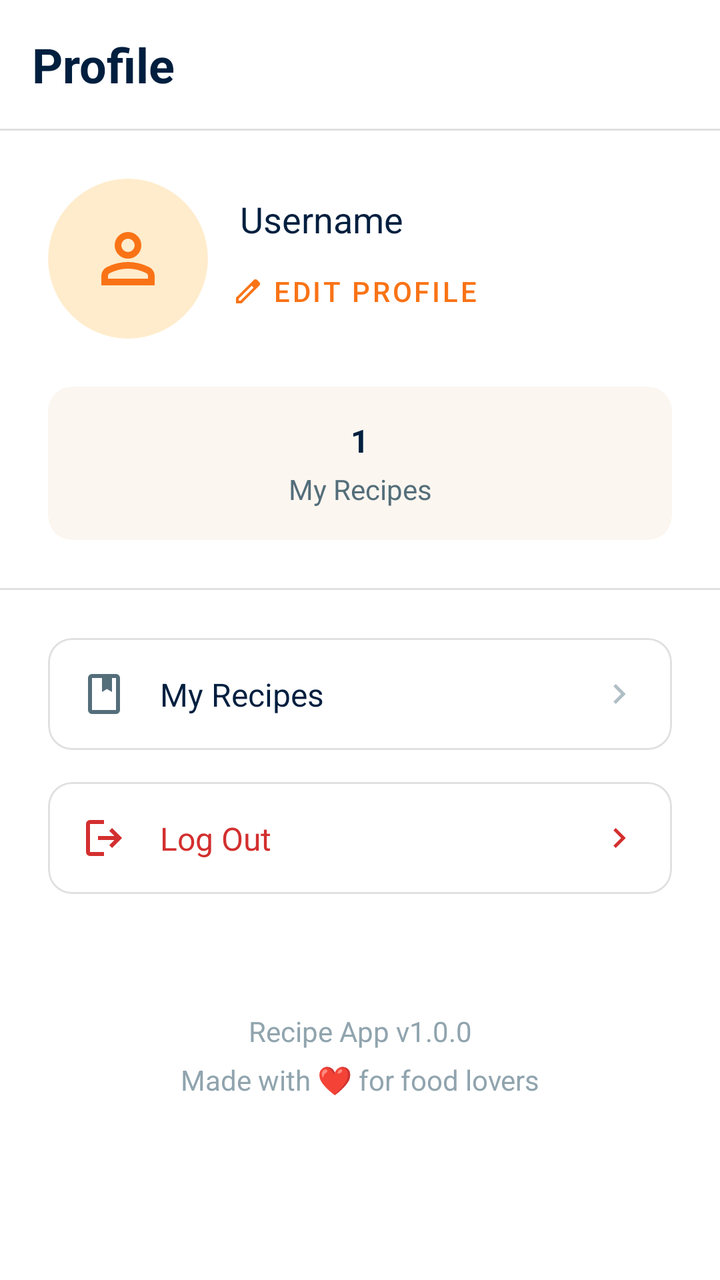
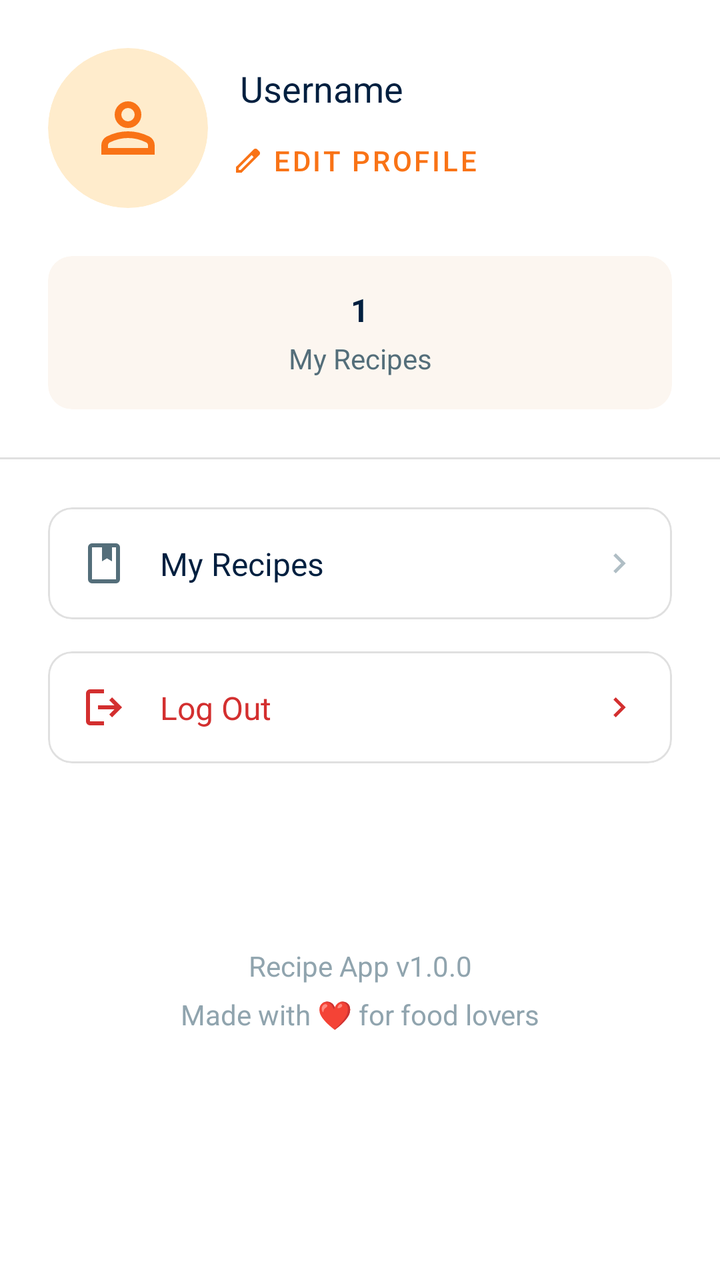

An Android layout rendered at two revisions. The XML below is the earlier revision; the diff shows what the commit changed to produce the second picture.
<!-- AndroidManifest.xml: application theme Theme.Plateful -->
<!-- res/layout/fragment_profile.xml -->
<?xml version="1.0" encoding="utf-8"?>
<androidx.constraintlayout.widget.ConstraintLayout
    xmlns:android="http://schemas.android.com/apk/res/android"
    xmlns:app="http://schemas.android.com/apk/res-auto"
    xmlns:tools="http://schemas.android.com/tools"
    android:layout_width="match_parent"
    android:layout_height="match_parent"
    android:background="#FFFFFF">

    <com.google.android.material.textview.MaterialTextView
        android:id="@+id/title_text_view"
        android:layout_width="wrap_content"
        android:layout_height="wrap_content"
        android:padding="16dp"
        android:text="@string/profile"
        android:textColor="#001F3F"
        android:textSize="24sp"
        android:textStyle="bold"
        app:layout_constraintStart_toStartOf="parent"
        app:layout_constraintTop_toTopOf="parent" />

    <com.google.android.material.divider.MaterialDivider
        android:id="@+id/divider_top"
        android:layout_width="match_parent"
        android:layout_height="wrap_content"
        app:dividerColor="@color/divider"
        app:layout_constraintTop_toBottomOf="@id/title_text_view" />

    <com.google.android.material.card.MaterialCardView
        android:id="@+id/avatar_card_view"
        android:layout_width="80dp"
        android:layout_height="80dp"
        android:layout_marginStart="24dp"
        android:layout_marginTop="24dp"
        app:cardBackgroundColor="#FFECCC"
        app:cardCornerRadius="40dp"
        app:cardElevation="0dp"
        app:strokeWidth="0dp"
        app:layout_constraintStart_toStartOf="parent"
        app:layout_constraintTop_toBottomOf="@id/divider_top">

        <com.google.android.material.imageview.ShapeableImageView
            android:id="@+id/avatar_image_view"
            android:layout_width="40dp"
            android:layout_height="40dp"
            android:layout_gravity="center"
            android:src="@drawable/ic_person"
            app:tint="@color/orange" />
    </com.google.android.material.card.MaterialCardView>

    <com.google.android.material.textview.MaterialTextView
        android:id="@+id/username"
        android:layout_width="wrap_content"
        android:layout_height="wrap_content"
        android:layout_marginStart="16dp"
        android:layout_marginTop="8dp"
        android:text="@string/username"
        android:textColor="#001F3F"
        android:textSize="18sp"
        app:layout_constraintStart_toEndOf="@id/avatar_card_view"
        app:layout_constraintTop_toTopOf="@id/avatar_card_view" />

    <com.google.android.material.button.MaterialButton
        android:id="@+id/edit_profile_button"
        style="@style/Widget.MaterialComponents.Button.TextButton.Icon"
        android:layout_width="wrap_content"
        android:layout_height="wrap_content"
        android:layout_marginStart="4dp"
        android:text="@string/edit_profile"
        android:textColor="@color/orange"
        android:textSize="14sp"
        app:icon="@drawable/ic_edit"
        app:iconSize="16dp"
        app:iconTint="@color/orange"
        app:layout_constraintStart_toEndOf="@id/avatar_card_view"
        app:layout_constraintTop_toBottomOf="@id/username" />

    <com.google.android.material.card.MaterialCardView
        android:id="@+id/my_recipes_count_card"
        android:layout_width="match_parent"
        android:layout_height="wrap_content"
        android:layout_marginHorizontal="24dp"
        android:layout_marginTop="24dp"
        app:cardBackgroundColor="#FCF6F0"
        app:cardCornerRadius="12dp"
        app:cardElevation="0dp"
        app:strokeWidth="0dp"
        app:layout_constraintEnd_toEndOf="parent"
        app:layout_constraintStart_toStartOf="parent"
        app:layout_constraintTop_toBottomOf="@id/avatar_card_view">

        <androidx.constraintlayout.widget.ConstraintLayout
            android:layout_width="match_parent"
            android:layout_height="wrap_content"
            android:padding="16dp">

            <com.google.android.material.textview.MaterialTextView
                android:id="@+id/my_recipes_count_text_view"
                android:layout_width="wrap_content"
                android:layout_height="wrap_content"
                android:text="1"
                android:textColor="#001F3F"
                android:textSize="16sp"
                android:textStyle="bold"
                app:layout_constraintEnd_toEndOf="parent"
                app:layout_constraintStart_toStartOf="parent"
                app:layout_constraintTop_toTopOf="parent" />

            <com.google.android.material.textview.MaterialTextView
                android:id="@+id/my_recipes_count_label_text_view"
                android:layout_width="wrap_content"
                android:layout_height="wrap_content"
                android:layout_marginTop="4dp"
                android:text="My Recipes"
                android:textColor="#546E7A"
                android:textSize="14sp"
                app:layout_constraintEnd_toEndOf="parent"
                app:layout_constraintStart_toStartOf="parent"
                app:layout_constraintTop_toBottomOf="@id/my_recipes_count_text_view" />
        </androidx.constraintlayout.widget.ConstraintLayout>
    </com.google.android.material.card.MaterialCardView>

    <com.google.android.material.divider.MaterialDivider
        android:id="@+id/divider_middle"
        android:layout_width="match_parent"
        android:layout_height="wrap_content"
        android:layout_marginTop="24dp"
        app:dividerColor="#E0E0E0"
        app:layout_constraintTop_toBottomOf="@id/my_recipes_count_card" />

    <com.google.android.material.card.MaterialCardView
        android:id="@+id/my_recipes_navigation_card"
        android:layout_width="match_parent"
        android:layout_height="wrap_content"
        android:layout_marginHorizontal="24dp"
        android:layout_marginTop="24dp"
        app:cardBackgroundColor="#FFFFFF"
        app:cardCornerRadius="12dp"
        app:cardElevation="0dp"
        app:strokeColor="#E0E0E0"
        app:strokeWidth="1dp"
        app:layout_constraintTop_toBottomOf="@id/divider_middle">

        <androidx.constraintlayout.widget.ConstraintLayout
            android:layout_width="match_parent"
            android:layout_height="wrap_content"
            android:padding="16dp">

            <com.google.android.material.imageview.ShapeableImageView
                android:id="@+id/my_recipes_navigation_image_view"
                android:layout_width="24dp"
                android:layout_height="24dp"
                android:src="@drawable/ic_library"
                app:tint="#546E7A"
                app:layout_constraintBottom_toBottomOf="parent"
                app:layout_constraintStart_toStartOf="parent"
                app:layout_constraintTop_toTopOf="parent" />

            <com.google.android.material.textview.MaterialTextView
                android:id="@+id/my_recipes_navigation_text_view"
                android:layout_width="0dp"
                android:layout_height="wrap_content"
                android:layout_marginStart="16dp"
                android:text="@string/my_recipes"
                android:textColor="#001F3F"
                android:textSize="16sp"
                app:layout_constraintBottom_toBottomOf="parent"
                app:layout_constraintEnd_toStartOf="@id/my_recipes_navigation_right_arrow"
                app:layout_constraintStart_toEndOf="@id/my_recipes_navigation_image_view"
                app:layout_constraintTop_toTopOf="parent" />

            <com.google.android.material.imageview.ShapeableImageView
                android:id="@+id/my_recipes_navigation_right_arrow"
                android:layout_width="20dp"
                android:layout_height="20dp"
                android:src="@drawable/ic_chevron_right"
                app:tint="#B0BEC5"
                app:layout_constraintBottom_toBottomOf="parent"
                app:layout_constraintEnd_toEndOf="parent"
                app:layout_constraintTop_toTopOf="parent" />
        </androidx.constraintlayout.widget.ConstraintLayout>
    </com.google.android.material.card.MaterialCardView>

    <com.google.android.material.card.MaterialCardView
        android:id="@+id/logout_navigation_card"
        android:layout_width="match_parent"
        android:layout_height="wrap_content"
        android:layout_marginHorizontal="24dp"
        android:layout_marginTop="16dp"
        app:cardBackgroundColor="#FFFFFF"
        app:cardCornerRadius="12dp"
        app:cardElevation="0dp"
        app:strokeColor="#E0E0E0"
        app:strokeWidth="1dp"
        app:layout_constraintTop_toBottomOf="@id/my_recipes_navigation_card">

        <androidx.constraintlayout.widget.ConstraintLayout
            android:layout_width="match_parent"
            android:layout_height="wrap_content"
            android:padding="16dp">

            <com.google.android.material.imageview.ShapeableImageView
                android:id="@+id/logout_navigation_image_view"
                android:layout_width="24dp"
                android:layout_height="24dp"
                android:src="@drawable/ic_logout"
                app:tint="#D32F2F"
                app:layout_constraintBottom_toBottomOf="parent"
                app:layout_constraintStart_toStartOf="parent"
                app:layout_constraintTop_toTopOf="parent" />

            <com.google.android.material.textview.MaterialTextView
                android:id="@+id/logout_navigation_text_view"
                android:layout_width="0dp"
                android:layout_height="wrap_content"
                android:layout_marginStart="16dp"
                android:text="@string/log_out"
                android:textColor="#D32F2F"
                android:textSize="16sp"
                app:layout_constraintBottom_toBottomOf="parent"
                app:layout_constraintEnd_toStartOf="@id/logout_navigation_right_arrow"
                app:layout_constraintStart_toEndOf="@id/logout_navigation_image_view"
                app:layout_constraintTop_toTopOf="parent" />

            <com.google.android.material.imageview.ShapeableImageView
                android:id="@+id/logout_navigation_right_arrow"
                android:layout_width="20dp"
                android:layout_height="20dp"
                android:src="@drawable/ic_chevron_right"
                app:tint="#D32F2F"
                app:layout_constraintBottom_toBottomOf="parent"
                app:layout_constraintEnd_toEndOf="parent"
                app:layout_constraintTop_toTopOf="parent" />
        </androidx.constraintlayout.widget.ConstraintLayout>
    </com.google.android.material.card.MaterialCardView>

    <com.google.android.material.textview.MaterialTextView
        android:id="@+id/app_details_text_view"
        android:layout_width="wrap_content"
        android:layout_height="wrap_content"
        android:layout_marginBottom="32dp"
        android:gravity="center"
        android:lineSpacingExtra="8dp"
        android:text="@string/recipe_app_v1_0_0_nmade_with_for_food_lovers"
        android:textColor="#90A4AE"
        android:textSize="14sp"
        app:layout_constraintBottom_toBottomOf="parent"
        app:layout_constraintEnd_toEndOf="parent"
        app:layout_constraintStart_toStartOf="parent"
        app:layout_constraintTop_toBottomOf="@+id/logout_navigation_card" />

</androidx.constraintlayout.widget.ConstraintLayout>
<!-- resources referenced by this layout -->
<resources>
  <color name="divider">#E0E0E0</color>
  <color name="orange">#f97316</color>
  <!-- drawable ic_chevron_right (drawable) -->
  <vector xmlns:android="http://schemas.android.com/apk/res/android"
      android:width="24dp"
      android:height="24dp"
      android:viewportWidth="960"
      android:viewportHeight="960"
      android:tint="?attr/colorControlNormal"
      android:autoMirrored="true">
    <path
        android:fillColor="@android:color/white"
        android:pathData="M504,480L320,296L376,240L616,480L376,720L320,664L504,480Z"/>
  </vector>
  <!-- drawable ic_edit (drawable) -->
  <vector xmlns:android="http://schemas.android.com/apk/res/android"
      android:width="24dp"
      android:height="24dp"
      android:viewportWidth="960"
      android:viewportHeight="960"
      android:tint="?attr/colorControlNormal">
    <path
        android:fillColor="@android:color/white"
        android:pathData="M200,760L257,760L648,369L591,312L200,703L200,760ZM120,840L120,670L648,143Q660,132 674.5,126Q689,120 705,120Q721,120 736,126Q751,132 762,144L817,200Q829,211 834.5,226Q840,241 840,256Q840,272 834.5,286.5Q829,301 817,313L290,840L120,840ZM760,256L760,256L704,200L704,200L760,256ZM619,341L591,312L591,312L648,369L648,369L619,341Z"/>
  </vector>
  <!-- drawable ic_library (drawable) -->
  <vector xmlns:android="http://schemas.android.com/apk/res/android"
      android:width="24dp"
      android:height="24dp"
      android:viewportWidth="960"
      android:viewportHeight="960"
      android:tint="?attr/colorControlNormal">
    <path
        android:fillColor="@android:color/white"
        android:pathData="M240,880Q207,880 183.5,856.5Q160,833 160,800L160,160Q160,127 183.5,103.5Q207,80 240,80L720,80Q753,80 776.5,103.5Q800,127 800,160L800,800Q800,833 776.5,856.5Q753,880 720,880L240,880ZM240,800L720,800Q720,800 720,800Q720,800 720,800L720,160Q720,160 720,160Q720,160 720,160L640,160L640,440L540,380L440,440L440,160L240,160Q240,160 240,160Q240,160 240,160L240,800Q240,800 240,800Q240,800 240,800ZM240,800Q240,800 240,800Q240,800 240,800L240,160Q240,160 240,160Q240,160 240,160L240,160Q240,160 240,160Q240,160 240,160L240,800Q240,800 240,800Q240,800 240,800ZM440,440L540,380L640,440L640,440L540,380L440,440Z"/>
  </vector>
  <!-- drawable ic_logout (drawable) -->
  <vector xmlns:android="http://schemas.android.com/apk/res/android"
      android:width="24dp"
      android:height="24dp"
      android:viewportWidth="960"
      android:viewportHeight="960"
      android:tint="?attr/colorControlNormal"
      android:autoMirrored="true">
    <path
        android:fillColor="@android:color/white"
        android:pathData="M200,840Q167,840 143.5,816.5Q120,793 120,760L120,200Q120,167 143.5,143.5Q167,120 200,120L480,120L480,200L200,200Q200,200 200,200Q200,200 200,200L200,760Q200,760 200,760Q200,760 200,760L480,760L480,840L200,840ZM640,680L585,622L687,520L360,520L360,440L687,440L585,338L640,280L840,480L640,680Z"/>
  </vector>
  <string name="edit_profile">Edit Profile</string>
  <string name="log_out">Log Out</string>
  <string name="my_recipes">My Recipes</string>
  <string name="profile">Profile</string>
  <string name="recipe_app_v1_0_0_nmade_with_for_food_lovers">Recipe App v1.0.0\nMade with ❤️ for food lovers</string>
  <string name="username">Username</string>
  <style name="Theme.Plateful" parent="Base.Theme.Plateful" />
  <style name="Base.Theme.Plateful" parent="Theme.Material3.DayNight.NoActionBar">
          
          
      </style>
  <!-- unchanged entries left out for length: 1 -->
</resources>

<!-- the commit's change to res/layout/fragment_profile.xml (unified diff, before → after) -->
@@ -7,25 +7,6 @@
     android:layout_height="match_parent"
     android:background="#FFFFFF">
 
-    <com.google.android.material.textview.MaterialTextView
-        android:id="@+id/title_text_view"
-        android:layout_width="wrap_content"
-        android:layout_height="wrap_content"
-        android:padding="16dp"
-        android:text="@string/profile"
-        android:textColor="#001F3F"
-        android:textSize="24sp"
-        android:textStyle="bold"
-        app:layout_constraintStart_toStartOf="parent"
-        app:layout_constraintTop_toTopOf="parent" />
-
-    <com.google.android.material.divider.MaterialDivider
-        android:id="@+id/divider_top"
-        android:layout_width="match_parent"
-        android:layout_height="wrap_content"
-        app:dividerColor="@color/divider"
-        app:layout_constraintTop_toBottomOf="@id/title_text_view" />
-
     <com.google.android.material.card.MaterialCardView
         android:id="@+id/avatar_card_view"
         android:layout_width="80dp"
@@ -37,7 +18,7 @@
         app:cardElevation="0dp"
         app:strokeWidth="0dp"
         app:layout_constraintStart_toStartOf="parent"
-        app:layout_constraintTop_toBottomOf="@id/divider_top">
+        app:layout_constraintTop_toTopOf="parent">
 
         <com.google.android.material.imageview.ShapeableImageView
             android:id="@+id/avatar_image_view"
<!-- resource entries referenced after the edit -->
@@ -1,6 +1,5 @@
 <!-- resources referenced by this layout -->
 <resources>
-  <color name="divider">#E0E0E0</color>
   <color name="orange">#f97316</color>
   <!-- drawable ic_chevron_right (drawable) -->
   <vector xmlns:android="http://schemas.android.com/apk/res/android"
@@ -51,7 +50,6 @@
   <string name="edit_profile">Edit Profile</string>
   <string name="log_out">Log Out</string>
   <string name="my_recipes">My Recipes</string>
-  <string name="profile">Profile</string>
   <string name="recipe_app_v1_0_0_nmade_with_for_food_lovers">Recipe App v1.0.0\nMade with ❤️ for food lovers</string>
   <string name="username">Username</string>
   <style name="Theme.Plateful" parent="Base.Theme.Plateful" />
